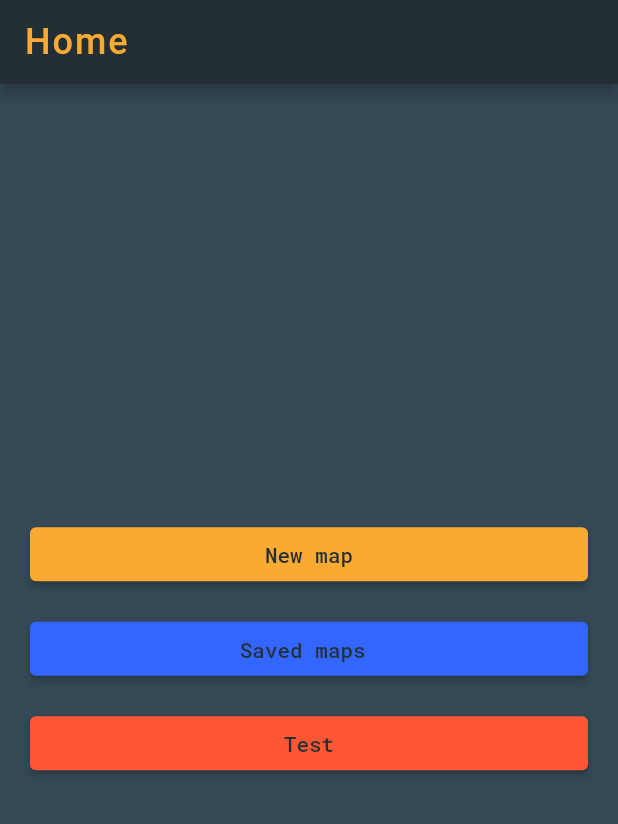
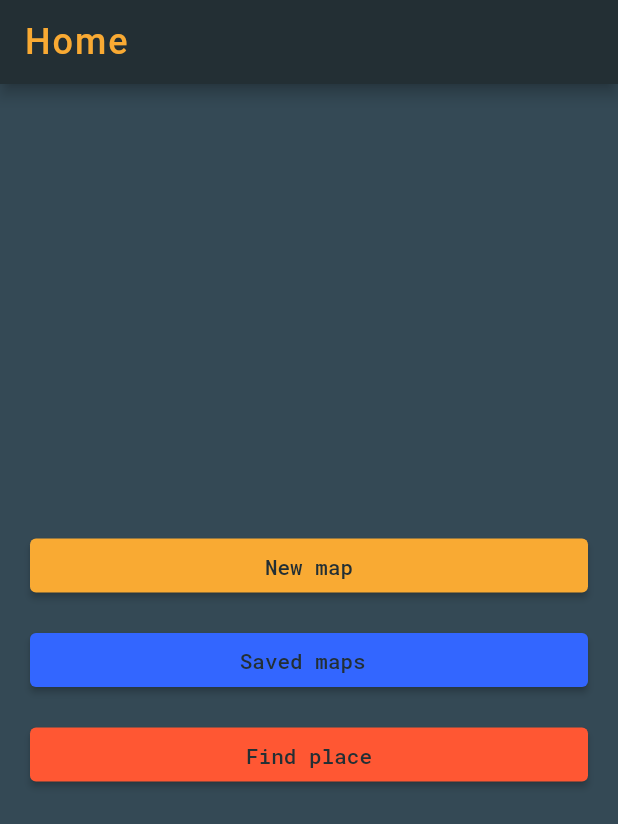
Before and after one commit to pawelmat142/flutter_map_toy, a Flutter app: the screen it shows after launch, on a phone screen of 412 x 824 dp. Shown: the top 824 px of the screen. Run offline on Flutter 3.47's test engine with Material 2 defaults, Android fonts, the phone set to English and light mode, and no system bars; our stand-ins replace flutter_bloc, get_it, google_maps_flutter, hive_flutter, location; missing offline and left inert: flutter_config, google_maps_webservice, navigation_history_observer, widget_to_marker; accounts and stored records are empty.

Commit message:
google places searching

```diff
--- a/lib/main.dart
+++ b/lib/main.dart
@@ -4,10 +4,12 @@ import 'package:flutter_map_toy/global/drawing/drawing_state.dart';
 import 'package:flutter_map_toy/global/extensions.dart';
 import 'package:flutter_map_toy/global/hive.dart';
 import 'package:flutter_map_toy/global/wizard/wizard_state.dart';
+import 'package:flutter_map_toy/models/location_search_state.dart';
 import 'package:flutter_map_toy/models/map_cubit.dart';
 import 'package:flutter_map_toy/presentation/dialogs/app_drawing.dart';
 import 'package:flutter_map_toy/presentation/views/home_screen.dart';
 import 'package:flutter_map_toy/presentation/styles/app_theme.dart';
+import 'package:flutter_map_toy/presentation/views/location_search_screen.dart';
 import 'package:flutter_map_toy/presentation/views/map_screen/map_screen.dart';
 import 'package:flutter_map_toy/presentation/views/saved_maps_screen.dart';
 import 'package:flutter_map_toy/services/get_it.dart';
@@ -31,7 +33,8 @@ void main() async {
       providers: [
         BlocProvider<MapCubit>(create: (_) => MapCubit()),
         BlocProvider<WizardCubit>(create: (_) => WizardCubit()),
-        BlocProvider<DrawingCubit>(create: (_) => DrawingCubit(AppDrawing()))
+        BlocProvider<DrawingCubit>(create: (_) => DrawingCubit(AppDrawing())),
+        BlocProvider<LocationSearchCubit>(create: (_) => LocationSearchCubit(LocationSearchCubit.googleMapsPlaces)),
       ],
 
   /// MAIN WIDGET
@@ -67,6 +70,7 @@ class _MyAppState extends State<MyApp> {
         HomeScreen.id: (context) => const HomeScreen(),
         MapScreen.id: (context) => const MapScreen(),
         SavedMapsScreen.id: (context) => const SavedMapsScreen(),
+        LocationSearchScreen.id: (context) => const LocationSearchScreen(),
         Spinner.id: (context) => const Spinner(),
       },
     );
--- a/lib/presentation/styles/app_style.dart
+++ b/lib/presentation/styles/app_style.dart
@@ -39,4 +39,11 @@ abstract class AppStyle {
       letterSpacing: 1.1
   );
 
+  static const textInput = TextStyle(
+      fontSize: AppFontSize.medium,
+      fontWeight: FontWeight.w500,
+      color: AppColor.white,
+      letterSpacing: 1.1
+  );
+
 }
--- a/lib/presentation/styles/app_theme.dart
+++ b/lib/presentation/styles/app_theme.dart
@@ -7,7 +7,6 @@ abstract class AppTheme {
 
   static final ThemeData appLightTheme = ThemeData(
     scaffoldBackgroundColor: AppColor.primary,
-    backgroundColor: AppColor.primary,
     dialogBackgroundColor: AppColor.primary,
 
     primaryColor: AppColor.primary,
@@ -29,7 +28,31 @@ abstract class AppTheme {
 
     textTheme: const TextTheme(
       titleLarge: AppStyle.titleLargeTextStyle,
-      labelMedium: AppStyle.labelMediumTextStyle
+      labelMedium: AppStyle.labelMediumTextStyle,
+      titleMedium: AppStyle.textInput,
+    ),
+
+    inputDecorationTheme: const InputDecorationTheme(
+      focusColor: AppColor.secondary,
+      labelStyle: TextStyle(
+          color: AppColor.white30
+      ),
+      floatingLabelStyle: TextStyle(
+          color: AppColor.blue
+      ),
+      enabledBorder: UnderlineInputBorder(
+          borderSide: BorderSide(color: AppColor.secondaryInactive)
+      ),
+      focusedBorder: UnderlineInputBorder(
+          borderSide: BorderSide(color: AppColor.secondary)
+      ),
+      focusedErrorBorder: UnderlineInputBorder(
+          borderSide: BorderSide(color: AppColor.secondary)
+      ),
+    ),
+
+    textSelectionTheme: const TextSelectionThemeData(
+      cursorColor: AppColor.secondary
     ),
 
     dialogTheme: const DialogTheme(
--- a/lib/presentation/views/home_screen.dart
+++ b/lib/presentation/views/home_screen.dart
@@ -3,6 +3,7 @@ import 'package:flutter_map_toy/presentation/components/controls/blue_button.dar
 import 'package:flutter_map_toy/presentation/components/controls/red_button.dart';
 import 'package:flutter_map_toy/presentation/components/new_map_button.dart';
 import 'package:flutter_map_toy/presentation/styles/app_style.dart';
+import 'package:flutter_map_toy/presentation/views/location_search_screen.dart';
 import 'package:flutter_map_toy/presentation/views/saved_maps_screen.dart';
 
 class HomeScreen extends StatelessWidget {
@@ -25,17 +26,17 @@ class HomeScreen extends StatelessWidget {
           children: [
 
             const NewMapButton(),
+
             AppStyle.verticalDefaultDistance,
-
             BlueButton('saved maps ', onPressed: () {
               //spinner
               Navigator.pushNamed(context, SavedMapsScreen.id);
             }),
+
             AppStyle.verticalDefaultDistance,
-
-            RedButton('test', onPressed: () {
+            RedButton('find place', onPressed: () {
+              Navigator.pushNamed(context, LocationSearchScreen.id);
             },),
-            AppStyle.verticalDefaultDistance,
 
           ],
         ),
--- a/lib/services/location_service.dart
+++ b/lib/services/location_service.dart
@@ -6,6 +6,8 @@ import 'package:location/location.dart';
 class LocationService {
 
   final _location = Location();
+
+  Stream<LocationData> get onLocationChanged => _location.onLocationChanged;
 
   Future<CameraPosition> getMyInitialCameraPosition() async {
     final myLocation = await getMyLocation();
--- a/lib/utils/map_util.dart
+++ b/lib/utils/map_util.dart
@@ -9,6 +9,8 @@ abstract class MapUtil {
   static const double kZoomInitial = 18;
 
   static const double earthRadius = 6371; // Earth's radius in kilometers
+
+  static const LatLng initialPosition = LatLng(54.3991806, 18.5571554);
 
   static CameraPosition getCameraPosition(LatLng point) {
     return CameraPosition(
```
Also changed, not shown: lib/models/location_search_state.dart (added, +125 -0 lines), lib/presentation/views/location_search/searchbar.dart (added, +26 -0 lines), lib/presentation/views/location_search_screen.dart (added, +66 -0 lines), lib/presentation/views/map_screen/map_toolbar.dart (+8 -0 lines), lib/utils/location_util.dart (added, +13 -0 lines), pubspec.yaml (+7 -3 lines), pubspec.lock, 1 other file.
